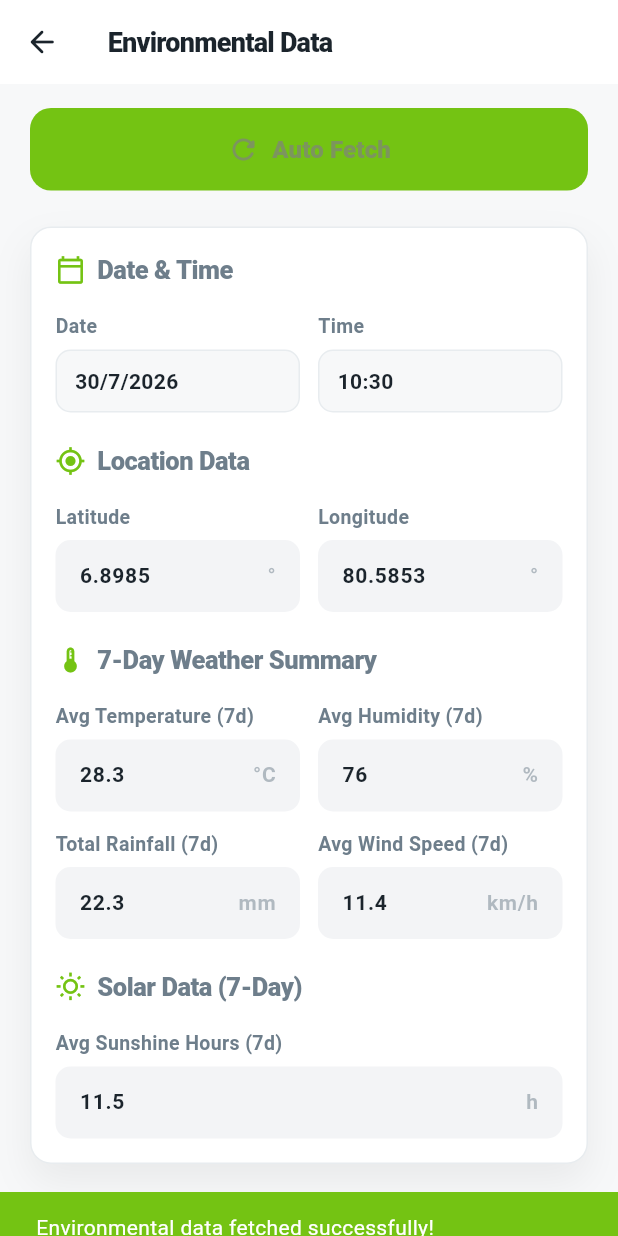
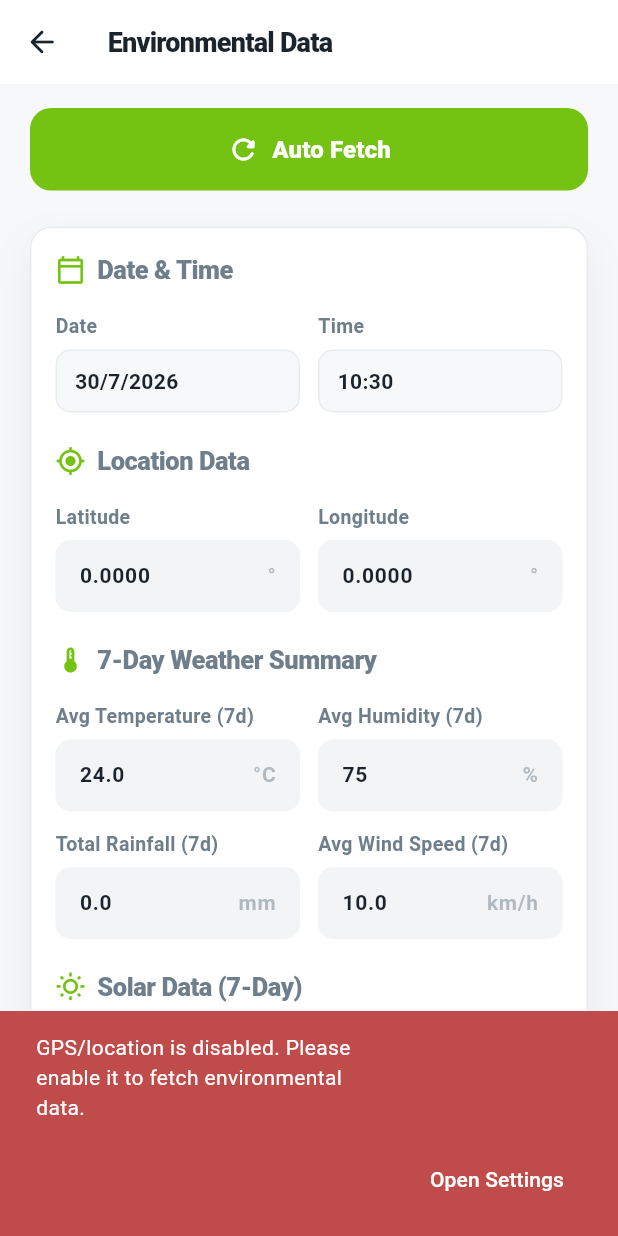
Before and after one commit to AgriVision-TeaMATE/TeaMate, a Flutter app: the EnvironmentalDataScreen screen opened directly with empty values, after a tap on "Auto Fetch", on a phone screen of 412 x 824 dp. Run offline on Flutter 3.47's test engine with Material 3 defaults, Android fonts, the phone set to English and light mode, and no system bars; our stand-ins replace geolocator, image_cropper, image_picker, permission_handler, shared_preferences; accounts and stored records are empty; network calls fail.

Commit message:
feat:Implement GPS location and permision request

```diff
--- a/lib/screens/dashboard/environmental_data_screen.dart
+++ b/lib/screens/dashboard/environmental_data_screen.dart
@@ -1,4 +1,6 @@
 import 'package:flutter/material.dart';
+import 'package:geolocator/geolocator.dart';
+import 'package:permission_handler/permission_handler.dart';
 
 import '../../models/environmental_data.dart';
 import '../../models/field_model.dart';
@@ -32,8 +34,6 @@
     _environmentalData = EnvironmentalData(
       date: DateTime(now.year, now.month, now.day),
       time: DateTime(now.year, now.month, now.day, now.hour, now.minute),
-      latitude: 6.8985,
-      longitude: 80.5853,
     );
   }
 
@@ -93,10 +93,60 @@
         _fetchStep = 0;
         _isFetching = false;
       });
-      final messenger = ScaffoldMessenger.of(context);
+      _showFetchError(e);
+    }
+  }
+
+  /// Shows a user-friendly error message based on the exception type.
+  /// Provides actionable buttons for GPS settings and app settings.
+  void _showFetchError(Object error) {
+    final messenger = ScaffoldMessenger.of(context);
+
+    if (error is LocationServiceDisabledException) {
       messenger.showSnackBar(
         SnackBar(
-          content: Text('Failed to fetch data: ${e.toString()}'),
+          content: const Text(
+            'GPS/location is disabled. Please enable it to fetch environmental data.',
+          ),
+          backgroundColor: AppTheme.alertRedText,
+          action: SnackBarAction(
+            label: 'Open Settings',
+            textColor: Colors.white,
+            onPressed: () async {
+              await Geolocator.openLocationSettings();
+            },
+          ),
+        ),
+      );
+    } else if (error is PermissionDeniedException) {
+      final message = error.toString();
+      final isPermanentlyDenied = message.toLowerCase().contains('settings');
+      messenger.showSnackBar(
+        SnackBar(
+          content: Text(message),
+          backgroundColor: AppTheme.alertRedText,
+          action: isPermanentlyDenied
+              ? SnackBarAction(
+                  label: 'Open Settings',
+                  textColor: Colors.white,
+                  onPressed: () async {
+                    await openAppSettings();
+                  },
+                )
+              : null,
+        ),
+      );
+    } else if (error is LocationFetchException) {
+      messenger.showSnackBar(
+        SnackBar(
+          content: Text(error.toString()),
+          backgroundColor: AppTheme.alertRedText,
+        ),
+      );
+    } else {
+      messenger.showSnackBar(
+        SnackBar(
+          content: Text('Failed to fetch data: ${error.toString()}'),
           backgroundColor: AppTheme.alertRedText,
         ),
       );
--- a/lib/screens/dashboard/scan_disease_screen.dart
+++ b/lib/screens/dashboard/scan_disease_screen.dart
@@ -41,10 +41,12 @@
   }
 
   Future<void> _checkLostData() async {
+    _isPickingOrCropping = true;
+    try {
       final recovered = await ImagePickerHelper.retrieveLostData(_picker);
       if (recovered.isNotEmpty && mounted) {
         for (final file in recovered) {
-        if (_selectedImages.length >= _maxImages) break;
+          if (_selectedImages.length >= _maxImages || !mounted) break;
           final cropped = await ImagePickerHelper.cropLeafImage(
             imageFile: file,
             context: context,
@@ -54,6 +56,13 @@
               _selectedImages.add(cropped);
             });
           }
+        }
+      }
+    } catch (e) {
+      debugPrint('Error checking lost data: $e');
+    } finally {
+      if (mounted) {
+        setState(() => _isPickingOrCropping = false);
       }
     }
   }
@@ -199,6 +208,7 @@
   // ──────────────────────────────────────────────────────────────────────────
 
   Future<void> _scanDisease() async {
+    if (_isScanning || !mounted) return;
     if (_selectedImages.isEmpty) {
       ScaffoldMessenger.of(context).showSnackBar(
         const SnackBar(
--- a/lib/screens/fields/field_analysis_screen.dart
+++ b/lib/screens/fields/field_analysis_screen.dart
@@ -91,10 +91,13 @@
   }
 
   Future<void> _processRecoveredImages(List<XFile> recovered) async {
+    if (_isPickingOrCropping || !mounted) return;
+
+    setState(() => _isPickingOrCropping = true);
+
+    try {
       for (final file in recovered) {
-      if (_measurement.isCompleted || _isPickingOrCropping || !mounted) break;
-
-      setState(() => _isPickingOrCropping = true);
+        if (_measurement.isCompleted || !mounted) break;
 
         try {
           final imageBytes = await _readPickedImageBytes(file);
@@ -123,10 +126,11 @@
               ),
             );
           }
+        }
+      }
     } finally {
       if (mounted) {
         setState(() => _isPickingOrCropping = false);
-        }
       }
     }
   }
--- a/lib/services/environmental_data_service.dart
+++ b/lib/services/environmental_data_service.dart
@@ -1,3 +1,4 @@
+import 'dart:async';
 import 'dart:convert';
 
 import 'package:http/http.dart' as http;
@@ -11,61 +12,122 @@
   /// Local API endpoint for weekly weather summary
   static String get _weeklyWeatherUrl => '${NetworkConfig.apiBaseUrl()}/weather/weekly-summary';
 
-  /// Dummy GPS coordinates for testing (Hatton, Sri Lanka - tea plantation region)
-  static const double _defaultLat = 6.8985;
-  static const double _defaultLon = 80.5853;
+  /// Maximum acceptable age of a cached position (10 seconds).
+  /// Positions older than this are treated as stale and rejected.
+  static const Duration _maxPositionAge = Duration(seconds: 10);
 
-  /// Fetches current GPS location from device
-  /// Returns dummy location if location services are unavailable
+  /// Timeout for the GPS fetch operation.
+  static const Duration _gpsTimeout = Duration(seconds: 15);
+
+  /// Fetches the current GPS location from the device's location provider.
+  ///
+  /// Throws [LocationServiceDisabledException] if GPS/location services are off.
+  /// Throws [PermissionDeniedException] if location permission is denied or
+  /// permanently denied.
+  /// Throws [LocationFetchException] if the position is invalid (0,0), stale,
+  /// or the fetch times out.
+  ///
+  /// Never falls back to dummy or cached coordinates.
   static Future<LocationResult> getCurrentLocation() async {
-    try {
-      // Check if location services are enabled
+    // Step 1: Check whether device location service (GPS) is enabled.
     bool serviceEnabled = await Geolocator.isLocationServiceEnabled();
     if (!serviceEnabled) {
       throw LocationServiceDisabledException();
     }
 
-      // Check location permissions
+    // Step 2: Check and request location permissions.
     LocationPermission permission = await Geolocator.checkPermission();
     if (permission == LocationPermission.denied) {
       permission = await Geolocator.requestPermission();
       if (permission == LocationPermission.denied) {
-          throw PermissionDeniedException('Location permissions are denied');
+        throw PermissionDeniedException(
+          'Location permission was denied. Please grant location permission to use this feature.',
+        );
       }
     }
 
+    // Handle permanently denied — both from the initial check and after
+    // requesting (the user may have checked "Don't ask again").
     if (permission == LocationPermission.deniedForever) {
-        throw PermissionDeniedException('Location permissions are permanently denied');
+      throw PermissionDeniedException(
+        'Location permission is disabled. Please enable it from app settings.',
+      );
     }
 
-      // Get current position
-      final position = await Geolocator.getCurrentPosition(
-        locationSettings: const LocationSettings(
-          accuracy: LocationAccuracy.medium,
+    // Step 3: Fetch fresh location data with high accuracy.
+    // AndroidSettings extends LocationSettings and provides Android-specific
+    // configuration. The 10m distance filter ensures we only receive fresh,
+    // meaningful position updates rather than cached/stale values.
+    late final Position position;
+    try {
+      position = await Geolocator.getCurrentPosition(
+        locationSettings: AndroidSettings(
+          accuracy: LocationAccuracy.high,
+          distanceFilter: 10,
+          timeLimit: _gpsTimeout,
         ),
       );
+    } on LocationServiceDisabledException {
+      // The service may have been disabled between our check and the call.
+      throw LocationServiceDisabledException();
+    } on TimeoutException {
+      throw LocationFetchException(
+        'Location fetch timed out after ${_gpsTimeout.inSeconds}s. '
+        'Please ensure GPS has a clear signal and try again.',
+      );
+    }
+
+    // Step 4: Validate the returned coordinates.
+    // Reject (0,0) — the "null island" coordinate that some providers return
+    // when they cannot determine a real position.
+    if (position.latitude == 0.0 && position.longitude == 0.0) {
+      throw LocationFetchException(
+        'Received invalid coordinates (0, 0). The location provider could not determine your position.',
+      );
+    }
+
+    // Reject positions with poor accuracy.
+    if (position.accuracy > 100) {
+      throw LocationFetchException(
+        'Location accuracy is too low (${position.accuracy.toStringAsFixed(1)}m). '
+        'Please move to an open area with better GPS reception.',
+      );
+    }
+
+    // Step 5: Validate the timestamp — ensure the position is recent.
+    // Geolocator 13.x Position.timestamp is non-nullable DateTime.
+    final positionTime = position.timestamp;
+    final age = DateTime.now().difference(positionTime);
+    if (age > _maxPositionAge) {
+      throw LocationFetchException(
+        'Location data is stale (${age.inSeconds}s old). '
+        'Please ensure GPS is receiving a fresh signal.',
+      );
+    }
 
     return LocationResult(
       latitude: position.latitude,
       longitude: position.longitude,
-      );
-    } catch (_) {
-      // Fall back to dummy location if GPS fails
-      await Future.delayed(const Duration(milliseconds: 500));
-      return LocationResult(
-        latitude: _defaultLat,
-        longitude: _defaultLon,
+      timestamp: positionTime,
+      accuracy: position.accuracy,
     );
   }
+
+  /// Fetches environmental data using GPS coordinates.
+  /// Requires valid latitude and longitude — no dummy fallback.
+  static Future<EnvironmentalData> fetchEnvironmentalData({
+    required double latitude,
+    required double longitude,
+  }) async {
+    // Validate coordinates are not (0,0) or null
+    if (latitude == 0.0 && longitude == 0.0) {
+      throw LocationFetchException(
+        'Invalid coordinates (0, 0). A real GPS position is required.',
+      );
     }
 
-  /// Fetches environmental data using GPS coordinates
-  static Future<EnvironmentalData> fetchEnvironmentalData({
-    double? latitude,
-    double? longitude,
-  }) async {
-    final lat = latitude ?? _defaultLat;
-    final lon = longitude ?? _defaultLon;
+    final lat = latitude;
+    final lon = longitude;
 
     // Fetch weekly weather summary
     final weather = await _fetchWeeklyWeather(lat, lon);
@@ -134,11 +196,24 @@
 class LocationResult {
   final double latitude;
   final double longitude;
+  final DateTime? timestamp;
+  final double? accuracy;
 
   const LocationResult({
     required this.latitude,
     required this.longitude,
+    this.timestamp,
+    this.accuracy,
   });
+}
+
+/// Exception thrown when the location fetch fails due to invalid or stale data.
+class LocationFetchException implements Exception {
+  final String message;
+  LocationFetchException(this.message);
+
+  @override
+  String toString() => message;
 }
 
 class _WeeklyWeatherData {
```
Also changed, not shown: 2 other files. Lines whose indentation alone changed are shown as unchanged.
